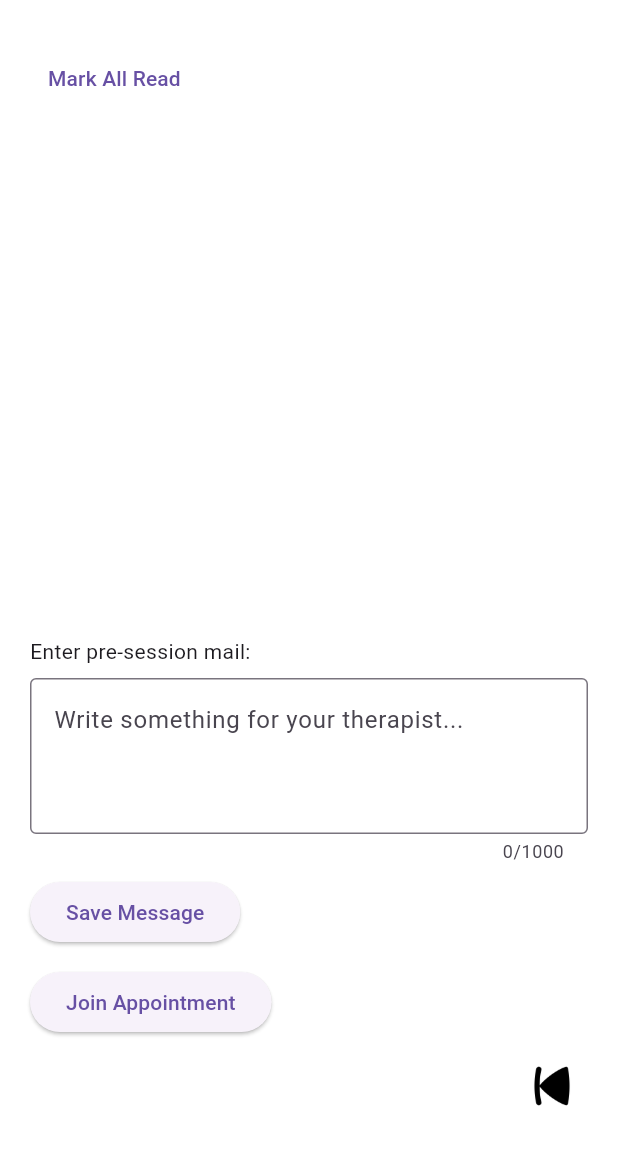
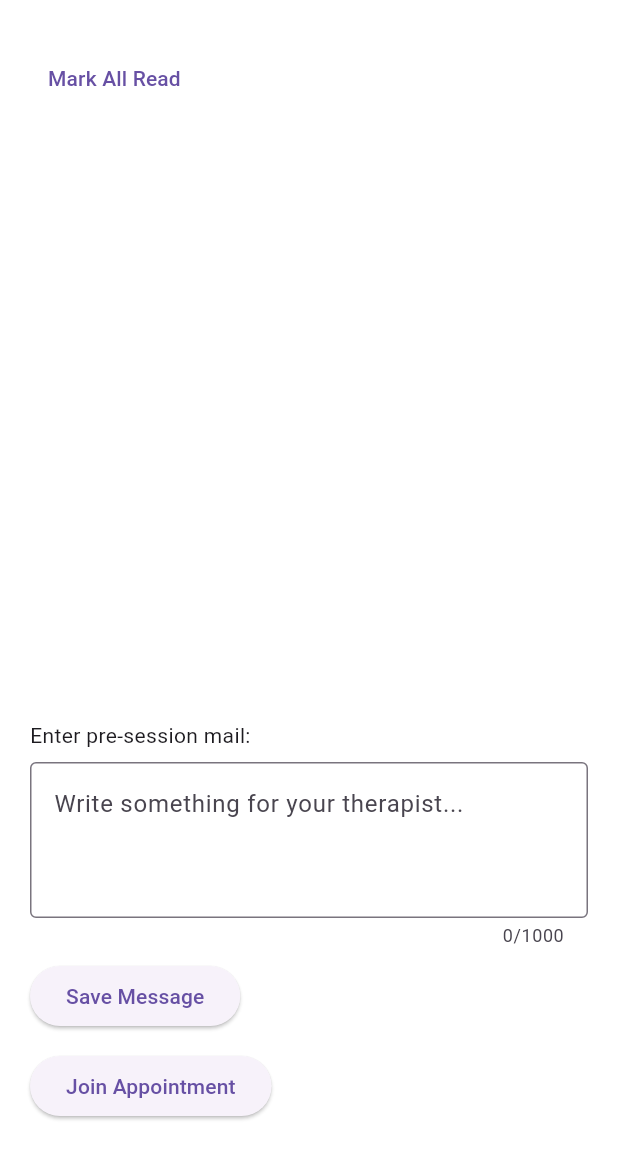
Before and after one commit to boyrazcan33/OnnJoy_frontend, a Flutter app: the NotificationsPage screen opened by its route, after a tap on "Mark All Read", on a phone screen of 412 x 824 dp, the part 84-1236 px from its top. Run offline on Flutter 3.47's test engine with Material 3 defaults, Android fonts, the phone set to English and light mode, and no system bars; our stand-ins replace permission_handler, table_calendar; missing offline and left inert: agora_rtc_engine; accounts and stored records are empty; network calls fail.

Commit message:
UI backward buttons fixed

```diff
--- a/lib/screens/home/therapist_calendar_page.dart
+++ b/lib/screens/home/therapist_calendar_page.dart
@@ -232,12 +232,8 @@ class _TherapistCalendarPageState extends State<TherapistCalendarPage> {
             Padding(
               padding: const EdgeInsets.symmetric(horizontal: 24),
               child: Row(
-                mainAxisAlignment: MainAxisAlignment.spaceBetween,
+                mainAxisAlignment: MainAxisAlignment.center,
                 children: [
-                  IconButton(
-                    icon: Image.asset('assets/icons/step-backward.png', height: 28),
-                    onPressed: () => Navigator.pop(context),
-                  ),
                   ElevatedButton(
                     onPressed: selectedDate != null && therapistId != null
                         ? () {
--- a/lib/screens/notifications/notifications_page.dart
+++ b/lib/screens/notifications/notifications_page.dart
@@ -51,13 +51,52 @@ class _NotificationsPageState extends State<NotificationsPage> {
   }
 
   Future<void> _markAllRead() async {
-    final unread = notifications.where((n) => n['read'] == false);
-    final futures = unread.map(
-          (n) => http.post(Uri.parse(NotificationEndpoints.markRead(n['id']))),
-    );
+    final auth = Provider.of<AuthProvider>(context, listen: false);
+    final unread = notifications.where((n) => n['read'] == false).toList();
 
-    await Future.wait(futures);
-    _fetchNotifications();
+    if (unread.isEmpty) {
+      // No unread notifications to mark
+      return;
+    }
+
+    // Show loading indicator
+    setState(() {
+      isLoading = true;
+    });
+
+    try {
+      // Create a list of futures for each mark-as-read request
+      final futures = unread.map(
+            (n) => http.post(
+          Uri.parse(NotificationEndpoints.markRead(n['id'])),
+          headers: {'Authorization': 'Bearer ${auth.token}'},
+        ),
+      );
+
+      // Wait for all requests to complete
+      await Future.wait(futures);
+
+      // Update the notification list in the state
+      setState(() {
+        // Update the 'read' status of all notifications to true
+        notifications = notifications.map((n) {
+          return {...n, 'read': true};
+        }).toList();
+
+        // Update the count of unread notifications
+        newCount = 0;
+      });
+    } catch (e) {
+      debugPrint('Mark all read error: $e');
+      // Show error message
+      ScaffoldMessenger.of(context).showSnackBar(
+        SnackBar(content: Text('Failed to mark notifications as read: $e')),
+      );
+    } finally {
+      setState(() {
+        isLoading = false;
+      });
+    }
   }
 
   void _savePreSessionMessage() {
@@ -139,15 +178,6 @@ class _NotificationsPageState extends State<NotificationsPage> {
               onPressed: _handleJoinAppointment,
               child: const Text('Join Appointment'),
             ),
-            const SizedBox(height: 8),
-
-            Align(
-              alignment: Alignment.bottomRight,
-              child: IconButton(
-                icon: Image.asset('assets/icons/step-backward.png', height: 28),
-                onPressed: () => Navigator.pop(context),
-              ),
-            ),
           ],
         ),
       ),
--- a/lib/screens/settings/settings_page.dart
+++ b/lib/screens/settings/settings_page.dart
@@ -65,7 +65,7 @@ class _SettingsPageState extends State<SettingsPage> {
       appBar: AppBar(
         title: const Text("Account Settings"),
         leading: IconButton(
-          icon: Image.asset('assets/icons/step-backward.png', height: 24),
+          icon: const Icon(Icons.arrow_back),
           onPressed: () => Navigator.pop(context),
         ),
       ),
```
Also changed, not shown: lib/screens/home/package_selection_page.dart (+5 -12 lines), lib/screens/home/payment_checkout_page.dart (+1 -12 lines), lib/screens/home/therapist_profile_page.dart (+18 -43 lines), lib/screens/home/entry_page.dart (line endings or trailing spaces).
